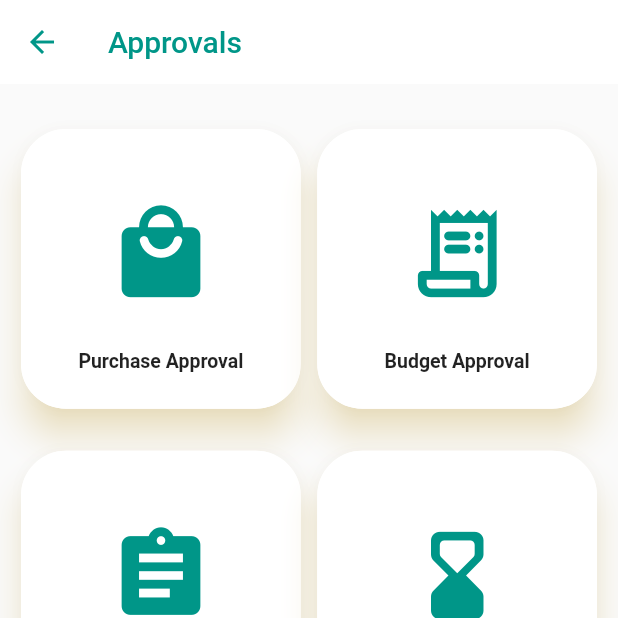
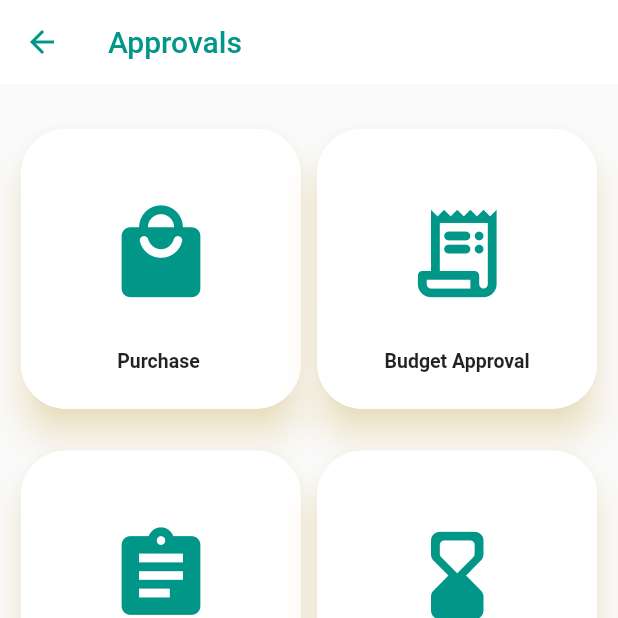
Before and after one commit to rjram-axon/ApparelApp-flutter_source, a Flutter app: the Approvals screen opened directly, on a phone screen of 412 x 824 dp, the top half of it. Run offline on Flutter 3.47's test engine with Material 2 defaults, Android fonts, the phone set to English and light mode, and no system bars; our stand-ins replace animated_custom_dropdown, another_flushbar, carousel_slider, flutter_secure_storage, flutter_spinkit, marquee and 4 more; missing offline and left inert: dart:ffi, encrypt, flutter_pdfview, timeline_list; accounts and stored records are empty.

Commit message:
First commit

```diff
--- a/lib/management/approvals.dart
+++ b/lib/management/approvals.dart
@@ -103,7 +103,7 @@ class _ApprovalsState extends State<Approvals> {
                             );
                           },
                           child: Text(
-                            'Purchase Approval',
+                            'Purchase ',
                             style: TextStyle(
                               color: Colors.black87,
                               fontWeight: FontWeight.bold,
```
